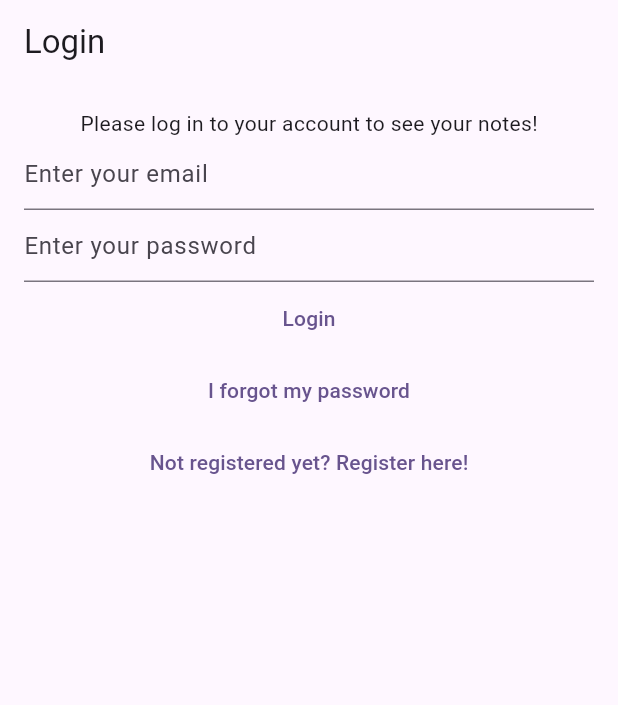
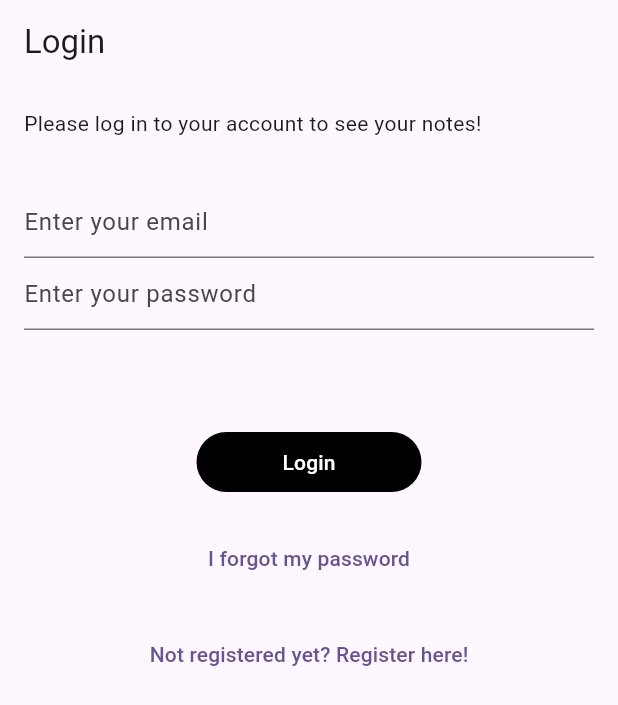
Before and after one commit to atommass/todolist, a Flutter app: the screen it shows after launch, on a phone screen of 412 x 824 dp. Shown: the top 705 px of the screen. Run offline on Flutter 3.47's test engine with Material 3 defaults, Android fonts, the phone set to English and light mode, and no system bars; our stand-ins replace bloc, cloud_firestore, equatable, firebase_auth, firebase_core, flutter_bloc and 1 more; accounts and stored records are empty.

Commit message:
UI improvements

```diff
--- a/lib/views/login_view.dart
+++ b/lib/views/login_view.dart
@@ -56,8 +56,12 @@ class _LoginViewState extends State<LoginView> {
         body: Padding(
           padding: const EdgeInsets.all(16.0),
           child: Column(
+            crossAxisAlignment: CrossAxisAlignment.start,
+            spacing: 32,
             children: [
               const Text('Please log in to your account to see your notes!'),
+              Column(
+                children: [
                   TextField(
                     controller: _email,
                     enableSuggestions: false,
@@ -74,7 +78,19 @@ class _LoginViewState extends State<LoginView> {
                       hintText: 'Enter your password',
                     ),
                   ),
+                ],
+              ),
+              Center(
+                child: Column(
+                  spacing: 16,
+                  children: [
+                    const SizedBox(height: 16,),
                     TextButton(
+                      style: ButtonStyle(
+                        backgroundColor: WidgetStateProperty.all(Colors.black),
+                        foregroundColor: WidgetStateProperty.all(Colors.white),
+                        fixedSize: WidgetStateProperty.all(const Size.fromWidth(150)),
+                      ),
                       onPressed: () async {
                         final email = _email.text;
                         final password = _password.text;
@@ -84,13 +100,12 @@ class _LoginViewState extends State<LoginView> {
                     ),
                     TextButton(
                       onPressed: () {
-                  context.read<AuthBloc>().add(
-                    const AuthEventForgotPassword(null),
-                  );
+                        context.read<AuthBloc>().add(const AuthEventForgotPassword(null));
                       },
                       child: const Text('I forgot my password'),
                     ),
                     TextButton(
+
                       onPressed: () {
                         context.read<AuthBloc>().add(const AuthEventShouldRegister());
                       },
@@ -99,6 +114,9 @@ class _LoginViewState extends State<LoginView> {
                   ],
                 ),
               ),
+            ],
+          ),
+        ),
       ),
     );
   }
```
Also changed, not shown: lib/views/notes/create_update_note_view.dart (+9 -6 lines), lib/views/notes/forgot_password_view.dart (+8 -1 lines), lib/views/register_view.dart (+11 -0 lines). Lines whose indentation alone changed are shown as unchanged.
